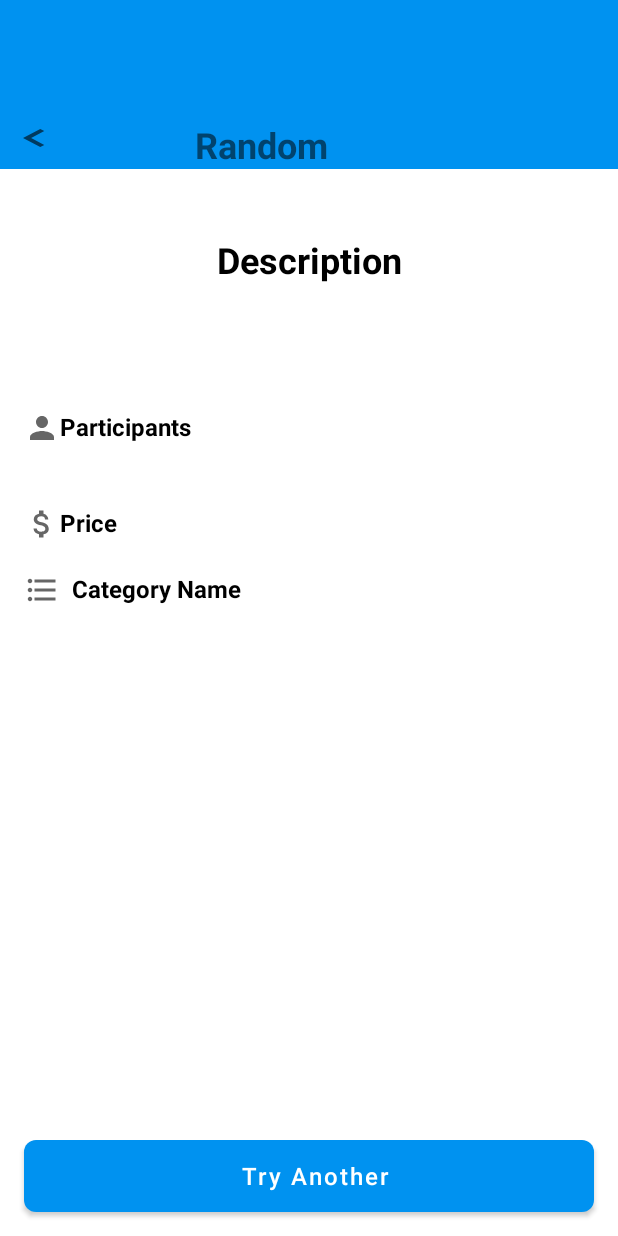
After one commit to fjsalcedo22/Meli_Integrador2, an Android app: the layout activity_screen_tips.xml on its own in the app's theme, with its tools: preview values and no code run, on a phone screen of 412 x 824 dp. The commit adds this screen. Run offline under Robolectric (Android 15) with nearby library versions, the phone set to English and light mode, and no system bars.

Commit message:
add functionality Screen Tips

```diff
--- a/app/src/main/AndroidManifest.xml
+++ b/app/src/main/AndroidManifest.xml
@@ -3,7 +3,7 @@
     xmlns:tools="http://schemas.android.com/tools"
     package="com.example.meli_integrador2">
 
-    <uses-permission android:name="android.permission.INTERNET"/>
+    <uses-permission android:name="android.permission.INTERNET" />
 
     <application
         android:allowBackup="true"
@@ -15,6 +15,9 @@
         android:supportsRtl="true"
         android:theme="@style/Theme.Meli_Integrador2"
         tools:targetApi="31">
+        <activity
+            android:name=".ui.ScreenTips"
+            android:exported="false" />
         <activity
             android:name=".ui.Activities"
             android:exported="false" />
--- a/app/src/main/java/com/example/meli_integrador2/model/Activity.kt
+++ b/app/src/main/java/com/example/meli_integrador2/model/Activity.kt
@@ -2,7 +2,8 @@ package com.example.meli_integrador2.model
 
 data class Activity(
     val activity        : String,
-    val type            : String,
+    val type            : String? = null,
     val price           : Float,
-    val participants    : Int
+    val participants    : Int,
+    val error : String? = null
 )
--- /dev/null
+++ b/app/src/main/res/layout/activity_screen_tips.xml
@@ -0,0 +1,182 @@
+<?xml version="1.0" encoding="utf-8"?>
+<androidx.constraintlayout.widget.ConstraintLayout xmlns:android="http://schemas.android.com/apk/res/android"
+    xmlns:app="http://schemas.android.com/apk/res-auto"
+    xmlns:tools="http://schemas.android.com/tools"
+    android:layout_width="match_parent"
+    android:layout_height="match_parent"
+    tools:context=".ui.ScreenTips">
+
+
+
+
+
+    <LinearLayout
+        android:id="@+id/linear"
+        android:layout_width="match_parent"
+        android:layout_height="wrap_content"
+        android:background="@color/darkBlue"
+        android:orientation="horizontal"
+        android:paddingStart="0dp"
+        android:paddingTop="80dp"
+        android:paddingEnd="16dp"
+        app:layout_constraintEnd_toEndOf="parent"
+        app:layout_constraintStart_toStartOf="parent"
+        app:layout_constraintTop_toTopOf="parent">
+
+        <ImageButton
+            android:id="@+id/ImageButtonBackButton"
+            android:layout_width="46dp"
+            android:layout_height="wrap_content"
+            android:background="@drawable/checron"
+            android:contentDescription="@string/back_button" />
+
+        <TextView
+            android:id="@+id/TextViewSelectedSuggestionTitle"
+            android:layout_width="256dp"
+            android:layout_height="wrap_content"
+            android:gravity="center"
+            android:text="@string/text_random"
+            android:textSize="24sp"
+            android:textStyle="bold" />
+
+    </LinearLayout>
+
+
+    <TextView
+        android:id="@+id/textViewTittleActivity"
+        android:layout_width="256dp"
+        android:layout_height="wrap_content"
+        android:gravity="center"
+        android:text="@string/activity_description"
+        android:textSize="24sp"
+        android:textStyle="bold"
+        android:textColor="@color/black"
+        app:layout_constraintTop_toBottomOf="@+id/linear"
+        app:layout_constraintStart_toStartOf="parent"
+        app:layout_constraintEnd_toEndOf="parent"
+        android:layout_marginTop="44dp"
+        />
+
+    <LinearLayout
+        android:id="@+id/linearParticipants"
+        android:layout_width="match_parent"
+        android:layout_height="64dp"
+        android:orientation="horizontal"
+        android:paddingStart="16dp"
+        android:paddingEnd="16dp"
+        android:layout_marginTop="64dp"
+        app:layout_constraintTop_toBottomOf="@+id/textViewTittleActivity"
+        app:layout_constraintBottom_toTopOf="@+id/linearPrice"
+        app:layout_constraintStart_toStartOf="parent"
+        app:layout_constraintEnd_toEndOf="parent"
+        android:gravity="center"
+        >
+
+        <TextView
+            android:id="@+id/TextViewSelectedSuggestionParticipants"
+            android:layout_width="wrap_content"
+            android:layout_height="wrap_content"
+            android:drawableStart="@drawable/person"
+            android:text="@string/participants"
+            android:textColor="@color/black"
+            android:textSize="16sp"
+            android:textStyle="bold" />
+
+        <TextView
+            android:id="@+id/TextViewParticipants"
+            android:layout_width="match_parent"
+            android:layout_height="wrap_content"
+            android:gravity="right"
+            android:textColor="@color/black"
+            android:textSize="16sp"
+            android:textStyle="bold" />
+
+
+    </LinearLayout>
+
+
+    <LinearLayout
+        android:id="@+id/linearPrice"
+        android:layout_width="match_parent"
+        android:layout_height="64dp"
+        android:orientation="horizontal"
+        android:paddingStart="16dp"
+        android:paddingEnd="16dp"
+        app:layout_constraintTop_toBottomOf="@+id/linearParticipants"
+        app:layout_constraintBottom_toTopOf="@+id/linearTypeActivity"
+        app:layout_constraintStart_toStartOf="parent"
+        app:layout_constraintEnd_toEndOf="parent"
+        android:gravity="center"
+        >
+
+        <TextView
+            android:id="@+id/TextViewSelectedSuggestionPrice"
+            android:layout_width="wrap_content"
+            android:layout_height="wrap_content"
+            android:drawableStart="@drawable/money"
+            android:text="@string/price"
+            android:textColor="@color/black"
+            android:textSize="16sp"
+            android:textStyle="bold" />
+
+        <TextView
+            android:id="@+id/TextViewPrice"
+            android:layout_width="match_parent"
+            android:layout_height="wrap_content"
+            android:gravity="right"
+            android:textColor="@color/black"
+            android:textSize="16sp"
+            android:textStyle="bold" />
+
+
+    </LinearLayout>
+
+
+    <LinearLayout
+        android:id="@+id/linearTypeActivity"
+        android:layout_width="match_parent"
+        android:layout_height="64dp"
+        android:orientation="horizontal"
+        android:paddingStart="16dp"
+        android:paddingEnd="16dp"
+        app:layout_constraintEnd_toEndOf="parent"
+        app:layout_constraintStart_toStartOf="parent"
+        app:layout_constraintTop_toBottomOf="@+id/linearPrice">
+
+        <TextView
+            android:id="@+id/TextViewRandomCategoryName"
+            android:layout_width="wrap_content"
+            android:layout_height="wrap_content"
+            android:drawableStart="@drawable/list"
+            android:drawablePadding="8dp"
+            android:text="@string/category_name"
+            android:textColor="@color/black"
+            android:textSize="16sp"
+            android:textStyle="bold" />
+
+
+    </LinearLayout>
+
+    <Button
+        android:id="@+id/buttonSelectedTryAnother"
+        android:layout_width="match_parent"
+        android:layout_height="wrap_content"
+        android:background="@drawable/background_button_start"
+        android:paddingStart="8dp"
+        android:paddingEnd="0dp"
+        android:text="@string/try_another"
+        android:textAllCaps="false"
+        android:textColor="@color/white"
+        app:layout_constraintBottom_toBottomOf="parent"
+        android:layout_margin="16dp"
+        android:textSize="16sp" />
+
+
+    <include
+        android:id="@+id/layoutError"
+        layout="@layout/screen_error"
+        android:visibility="gone"
+        />
+
+
+</androidx.constraintlayout.widget.ConstraintLayout>
--- a/app/src/main/res/values-land/dimens.xml
+++ /dev/null
@@ -1,3 +0,0 @@
-<resources>
-    <dimen name="fab_margin">48dp</dimen>
-</resources>
--- a/app/src/main/res/values-w1240dp/dimens.xml
+++ /dev/null
@@ -1,3 +0,0 @@
-<resources>
-    <dimen name="fab_margin">200dp</dimen>
-</resources>
--- a/app/src/main/res/values-w600dp/dimens.xml
+++ /dev/null
@@ -1,3 +0,0 @@
-<resources>
-    <dimen name="fab_margin">48dp</dimen>
-</resources>
--- a/app/src/main/res/values/dimens.xml
+++ /dev/null
@@ -1,3 +0,0 @@
-<resources>
-    <dimen name="fab_margin">16dp</dimen>
-</resources>
--- a/app/src/main/res/values/strings.xml
+++ b/app/src/main/res/values/strings.xml
@@ -10,6 +10,7 @@
     <string name="please_enter_number_of_participants">please enter number of participants</string>
     <string name="please_enter_number_other_than_0">Please enter number other than 0</string>
     <string name="key_number_participants">numberParticipants</string>
+    <string name="key_type_category">typeCategory</string>
     <string name="description_image_button">image</string>
 
     <string name="terms_and_condition_text">Lorem ipsum dolor sit amet consectetur adipiscing elit inceptos ridiculus iaculis,
@@ -46,5 +47,21 @@
 
     <string name="text_activities">Activities</string>
 
+    <string name="not_bored">Not Bored</string>
+    <string name="activity_description">Description</string>
+    <string name="participant_amount">Participant Amount</string>
+    <string name="price">Price</string>
+    <string name="price_value">Price Value</string>
+    <string name="category_name">Category Name</string>
+    <string name="try_another">Try Another</string>
+    <string name="random_icon">Random Icon</string>
+    <string name="price_icon">Price Icon</string>
+    <string name="participant_amount_icon">Participant Amount Icon</string>
+    <string name="back_button">Back Button</string>
+    <string name="random">Random</string>
+    <string name="text_random">Random</string>
+    <string name="error_please_try_again">Error, Please try again \nother category</string>
+    <string name="try_again">Try Again</string>
+
 
 </resources>
--- a/build.gradle
+++ b/build.gradle
@@ -2,7 +2,7 @@
 plugins {
     id 'com.android.application' version '7.2.0' apply false
     id 'com.android.library' version '7.2.0' apply false
-    id 'org.jetbrains.kotlin.android' version '1.6.10' apply false
+    id 'org.jetbrains.kotlin.android' version '1.6.21' apply false
 }
 
 task clean(type: Delete) {
```
Also changed, not shown: app/src/main/java/com/example/meli_integrador2/FirstFragment.kt (deleted, +0 -44 lines), app/src/main/java/com/example/meli_integrador2/SecondFragment.kt (deleted, +0 -44 lines), app/src/main/java/com/example/meli_integrador2/ui/Activities.kt (+16 -17 lines), app/src/main/java/com/example/meli_integrador2/ui/ScreenTips.kt (added, +119 -0 lines), app/src/main/res/layout/content_main.xml (deleted, +0 -19 lines), app/src/main/res/layout/description.xml (deleted, +0 -159 lines), app/src/main/res/layout/fragment_first.xml (deleted, +0 -28 lines), app/src/main/res/layout/screen_error.xml (renamed from app/src/main/res/layout/fragment_second.xml, +18 -10 lines), app/src/main/res/navigation/nav_graph.xml (deleted, +0 -28 lines).
